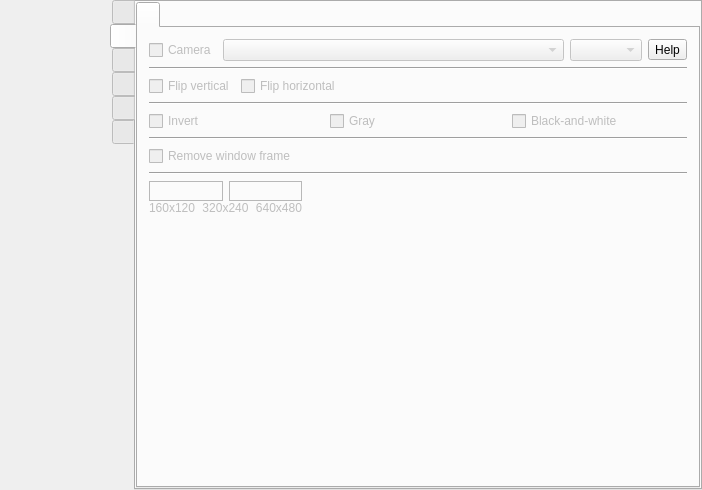
This is src/formMainWindow.ui in vkohaupt/vokoscreenNG as Qt 5 draws it before an edit. The edited form follows.
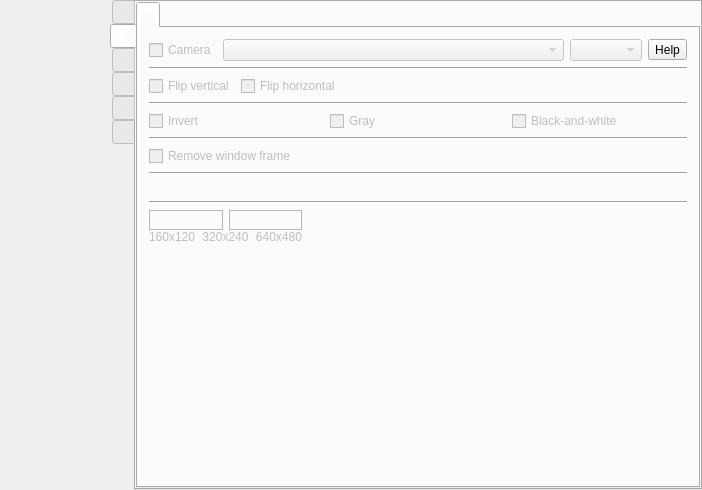
This is the edited form. The open tabs and pages were chosen to show the change. Icons and pictures are not drawn.

Commit message: Camera: zoom

Patch:
```diff
--- a/src/formMainWindow.ui
+++ b/src/formMainWindow.ui
@@ -2964,6 +2964,43 @@
               </property>
              </widget>
             </item>
+            <item>
+             <layout class="QHBoxLayout" name="horizontalLayout_zoom">
+              <item>
+               <spacer name="horizontalSpacer_zoom1">
+                <property name="orientation">
+                 <enum>Qt::Horizontal</enum>
+                </property>
+                <property name="sizeHint" stdset="0">
+                 <size>
+                  <width>40</width>
+                  <height>20</height>
+                 </size>
+                </property>
+               </spacer>
+              </item>
+              <item>
+               <spacer name="horizontalSpacer_zoom2">
+                <property name="orientation">
+                 <enum>Qt::Horizontal</enum>
+                </property>
+                <property name="sizeHint" stdset="0">
+                 <size>
+                  <width>40</width>
+                  <height>20</height>
+                 </size>
+                </property>
+               </spacer>
+              </item>
+             </layout>
+            </item>
+            <item>
+             <widget class="Line" name="line_9">
+              <property name="orientation">
+               <enum>Qt::Horizontal</enum>
+              </property>
+             </widget>
+            </item>
             <item>
              <layout class="QGridLayout" name="gridLayout_10" rowstretch="0,0" columnstretch="0,0">
               <property name="verticalSpacing">
```
Left out of the diff: 8 changed lines with no effect on the pictures. The commit also changes 2 other files.
